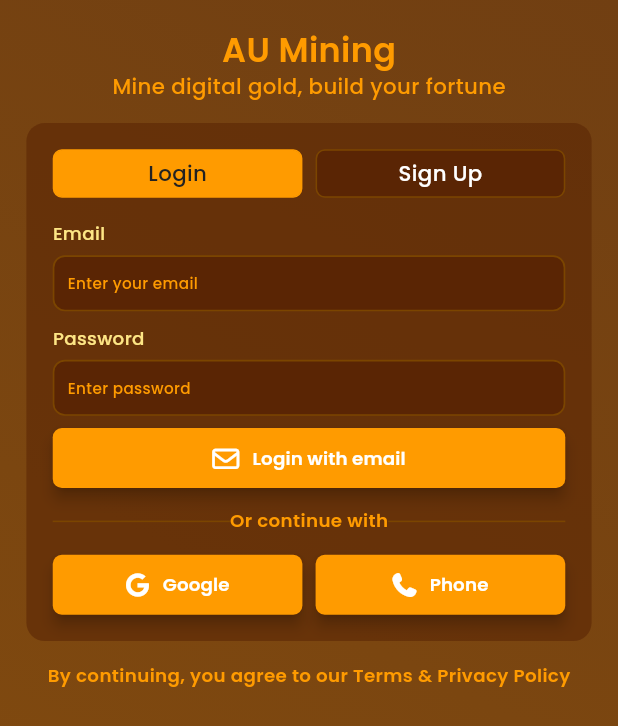
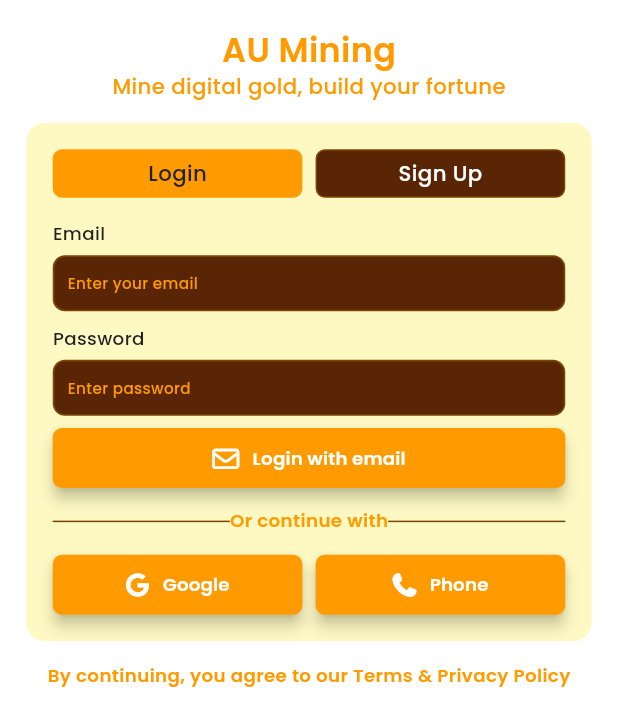
Before and after one commit to talhamehtab2014/mining_app, a Flutter app: the screen it shows after launch, on a phone screen of 412 x 824 dp. Shown: the top 726 px of the screen. Run offline on Flutter 3.47's test engine with Material 3 defaults, Android fonts, the light colour scheme and no system bars; drawn by our look-alikes of auto_size_text; our stand-ins replace connectivity_plus, dio, firebase_core, flutter_screenutil, font_awesome_flutter, freezed_annotation and 6 more; accounts and stored records are empty; generated files the repository leaves out were written again.

Commit message:
refactor: update theme management and color usage across the app
- Changed theme configuration in MyApp to use a separate dark theme.
- Updated color references in theme data to improve consistency and clarity.
- Refactored common text field widget to utilize theme colors instead of palette colors.
- Enhanced onboarding view to use theme colors for gradients and backgrounds.

```diff
--- a/lib/my_app.dart
+++ b/lib/my_app.dart
@@ -52,8 +52,8 @@ class _MyAppState extends State<MyApp> {
     translations: AppTranslations(),
     initialRoute: Routes().getSplashPage(),
     getPages: Routes().routeMap,
-    theme: R.darkThemeData,
-    themeMode: ThemeMode.dark,
+    theme: R.themeData,
+    darkTheme: R.darkThemeData,
     smartManagement: SmartManagement.full,
     initialBinding: GlobalDependencies(),
   );
--- a/lib/src/core/resource/r.dart
+++ b/lib/src/core/resource/r.dart
@@ -1,4 +1,5 @@
 import 'package:flutter/material.dart';
+import 'package:google_fonts/google_fonts.dart';
 
 part 'asset/assets.dart';
 part 'palette/palette.dart';
--- a/lib/src/core/resource/theme/theme_data.dart
+++ b/lib/src/core/resource/theme/theme_data.dart
@@ -7,36 +7,13 @@ ThemeData _createDarkThemeData(Palette palette) {
   return ThemeData(
     colorScheme: colorScheme.copyWith(
       primary: palette.primary,
-      surface: palette.background,
+      surface: palette.yellow800,
+      onSurface: palette.yellow900,
+      tertiary: palette.labelColor,
+      secondary: palette.cardBackground,
     ),
     scaffoldBackgroundColor: palette.background,
     dividerColor: palette.divider,
-    buttonTheme: ButtonThemeData(
-      buttonColor: palette.primary,
-      textTheme: ButtonTextTheme.primary,
-    ),
-    textTheme: TextTheme(
-      displayLarge: const TextStyle(fontSize: 96, fontWeight: FontWeight.w300),
-      displayMedium: const TextStyle(fontSize: 60, fontWeight: FontWeight.w300),
-      displaySmall: const TextStyle(fontSize: 48, fontWeight: FontWeight.w400),
-      headlineMedium: const TextStyle(
-        fontSize: 28,
-        fontWeight: FontWeight.w400,
-      ),
-      headlineSmall: const TextStyle(fontSize: 23, fontWeight: FontWeight.w400),
-      titleLarge: const TextStyle(fontSize: 18, fontWeight: FontWeight.w500),
-      titleMedium: const TextStyle(fontSize: 16, fontWeight: FontWeight.w400),
-      titleSmall: const TextStyle(fontSize: 14, fontWeight: FontWeight.w500),
-      bodyLarge: const TextStyle(fontSize: 16, fontWeight: FontWeight.w400),
-      bodyMedium: const TextStyle(fontSize: 14, fontWeight: FontWeight.w400),
-      labelLarge: const TextStyle(fontSize: 14, fontWeight: FontWeight.w500),
-      bodySmall: const TextStyle(fontSize: 12, fontWeight: FontWeight.w400),
-      labelSmall: TextStyle(
-        fontSize: 10,
-        fontWeight: FontWeight.w400,
-        color: palette.greyTextColor,
-      ),
-    ),
     dialogTheme: DialogThemeData(backgroundColor: palette.background),
   );
 }
@@ -48,36 +25,13 @@ ThemeData _createLightThemeData(Palette palette) {
   return ThemeData(
     colorScheme: colorScheme.copyWith(
       primary: palette.primary,
-      surface: palette.background,
+      surface: palette.white,
+      onSurface: palette.white,
+      tertiary: palette.blackColor,
+      secondary: palette.yellow100,
     ),
     scaffoldBackgroundColor: palette.background,
     dividerColor: palette.divider,
-    buttonTheme: ButtonThemeData(
-      buttonColor: palette.primary,
-      textTheme: ButtonTextTheme.primary,
-    ),
-    textTheme: TextTheme(
-      displayLarge: const TextStyle(fontSize: 96, fontWeight: FontWeight.w300),
-      displayMedium: const TextStyle(fontSize: 60, fontWeight: FontWeight.w300),
-      displaySmall: const TextStyle(fontSize: 48, fontWeight: FontWeight.w400),
-      headlineMedium: const TextStyle(
-        fontSize: 28,
-        fontWeight: FontWeight.w400,
-      ),
-      headlineSmall: const TextStyle(fontSize: 23, fontWeight: FontWeight.w400),
-      titleLarge: const TextStyle(fontSize: 18, fontWeight: FontWeight.w500),
-      titleMedium: const TextStyle(fontSize: 16, fontWeight: FontWeight.w400),
-      titleSmall: const TextStyle(fontSize: 14, fontWeight: FontWeight.w500),
-      bodyLarge: const TextStyle(fontSize: 16, fontWeight: FontWeight.w400),
-      bodyMedium: const TextStyle(fontSize: 14, fontWeight: FontWeight.w400),
-      labelLarge: const TextStyle(fontSize: 14, fontWeight: FontWeight.w500),
-      bodySmall: const TextStyle(fontSize: 12, fontWeight: FontWeight.w400),
-      labelSmall: TextStyle(
-        fontSize: 10,
-        fontWeight: FontWeight.w400,
-        color: palette.greyTextColor,
-      ),
-    ),
     dialogTheme: DialogThemeData(backgroundColor: palette.background),
   );
 }
--- a/lib/src/presentation/common_widgets/common_text_field_widget.dart
+++ b/lib/src/presentation/common_widgets/common_text_field_widget.dart
@@ -32,14 +32,14 @@ class CommonTextFieldWidget extends StatelessWidget {
           text: labelText,
           fontSize: 12.sp,
           fontWeight: FontWeight.w500,
-          textColor: R.palette.labelColor,
+          textColor: Theme.of(context).colorScheme.tertiary,
           padding: 0,
         ),
         8.verticalSpace,
         Container(
           padding: EdgeInsets.symmetric(horizontal: 8.w, vertical: 6.h),
           decoration: BoxDecoration(
-            color:isEnabled? R.palette.cardBackground: R.palette.yellow800,
+            color: isEnabled ? R.palette.cardBackground : R.palette.yellow800,
             borderRadius: BorderRadius.circular(8.r),
             border: Border.all(color: R.palette.borderOrDivider, width: 1.w),
           ),
--- a/lib/src/presentation/pre_login/onboarding_view.dart
+++ b/lib/src/presentation/pre_login/onboarding_view.dart
@@ -21,7 +21,7 @@ class OnboardingView extends StatelessWidget {
   @override
   Widget build(BuildContext context) {
     return GestureDetector(
-      onTap: (){
+      onTap: () {
         FocusScope.of(context).unfocus();
         FocusManager.instance.primaryFocus?.unfocus();
       },
@@ -30,7 +30,10 @@ class OnboardingView extends StatelessWidget {
           gradient: LinearGradient(
             begin: Alignment.topRight,
             end: Alignment.bottomLeft,
-            colors: [R.palette.yellow900, R.palette.yellow800],
+            colors: [
+              Theme.of(context).colorScheme.onSurface,
+              Theme.of(context).colorScheme.surface,
+            ], // dark
           ),
         ),
         child: Scaffold(
@@ -61,7 +64,7 @@ class OnboardingView extends StatelessWidget {
                       padding: EdgeInsets.all(16.w),
                       margin: EdgeInsets.all(16.w),
                       decoration: BoxDecoration(
-                        color: R.palette.cardBackground.withAlpha(150),
+                        color: Theme.of(context).colorScheme.secondary,
                         borderRadius: BorderRadius.circular(12.r),
                       ),
                       child: GetBuilder<OnboardingViewModel>(
```
